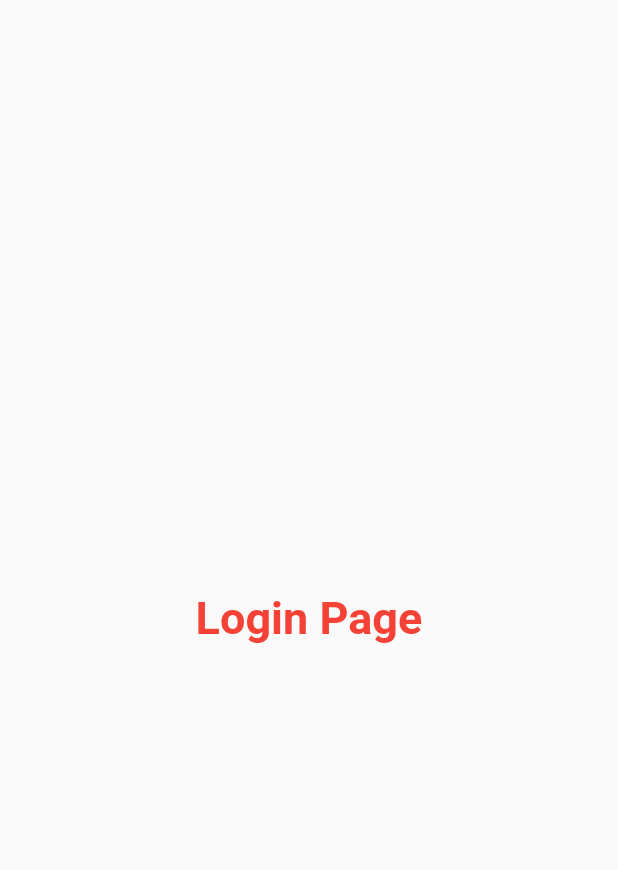
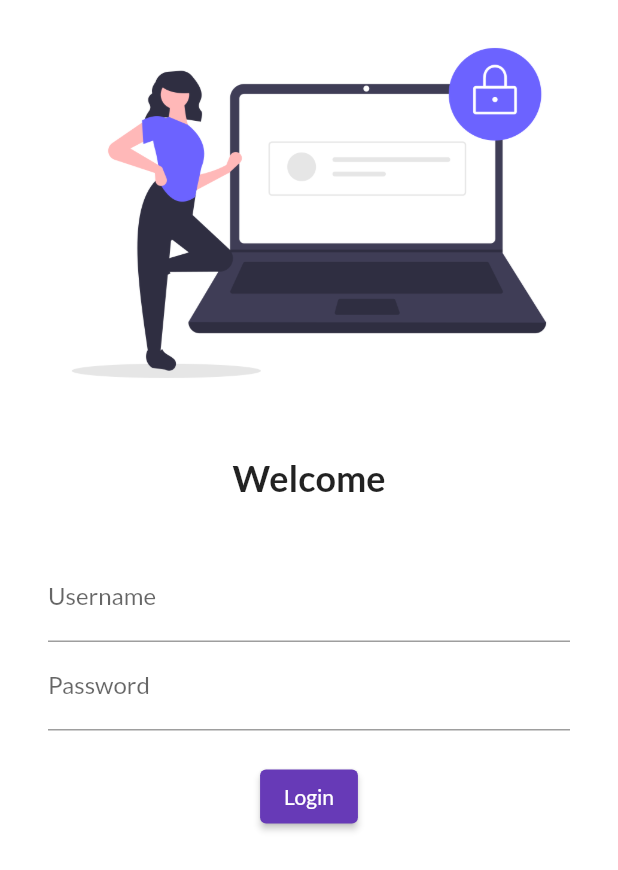
Before and after one commit to ramjanali261/flutter_tutorial, a Flutter app: the screen it shows after launch, on a phone screen of 412 x 824 dp. Shown: the top 870 px of the screen. Run offline on Flutter 3.47's test engine with Material 2 defaults, Android fonts, the phone set to English and light mode, and no system bars; our stand-ins replace google_fonts.

Commit message:
day4done

```diff
--- a/lib/pages/login_page.dart
+++ b/lib/pages/login_page.dart
@@ -6,12 +6,54 @@ class LoginPage extends StatelessWidget {
   @override
   Widget build(BuildContext context) {
     return Material(
-      child: Center(
-          child: Text(
-        "Login Page",
-        style: TextStyle(
-            fontSize: 30, color: Colors.red, fontWeight: FontWeight.bold),
-      )),
-    );
+        color: Colors.white,
+        child: Column(
+          children: [
+            Image.asset(
+              "assets/images/login_img.png",
+              fit: BoxFit.cover,
+            ),
+            SizedBox(
+              height: 20,
+            ),
+            Text(
+              "Welcome",
+              style: TextStyle(fontSize: 24, fontWeight: FontWeight.bold),
+            ),
+            SizedBox(
+              height: 20,
+            ),
+            Padding(
+              padding:
+                  const EdgeInsets.symmetric(vertical: 16.0, horizontal: 32.0),
+              child: Column(
+                children: [
+                  TextFormField(
+                    decoration: InputDecoration(
+                      hintText: "UserName",
+                      labelText: "Username",
+                    ),
+                  ),
+                  TextFormField(
+                    obscureText: true,
+                    decoration: InputDecoration(
+                      hintText: "password",
+                      labelText: "Password",
+                    ),
+                  ),
+                  SizedBox(
+                    height: 20,
+                  ),
+                  ElevatedButton(
+                      child: Text("Login"),
+                      style: TextButton.styleFrom(),
+                      onPressed: () {
+                        print("Hi Ramjan");
+                      })
+                ],
+              ),
+            )
+          ],
+        ));
   }
 }
--- a/lib/pages/main.dart
+++ b/lib/pages/main.dart
@@ -1,6 +1,7 @@
 import 'package:flutter/material.dart';
 import 'package:flutter_catalog/pages/home.dart';
 import 'package:flutter_catalog/pages/login_page.dart';
+import 'package:google_fonts/google_fonts.dart';
 
 void main() {
   runApp(MyApp());
@@ -12,7 +13,10 @@ class MyApp extends StatelessWidget {
   Widget build(BuildContext context) {
     return MaterialApp(
       themeMode: ThemeMode.light,
-      theme: ThemeData(primarySwatch: Colors.deepPurple),
+      theme: ThemeData(
+        primarySwatch: Colors.deepPurple,
+        fontFamily: GoogleFonts.lato().fontFamily,
+      ),
       darkTheme: ThemeData(
         brightness: Brightness.dark,
       ),
```
Also changed, not shown: pubspec.yaml (+4 -6 lines), assets/images/login_img.png (added), pubspec.lock.
